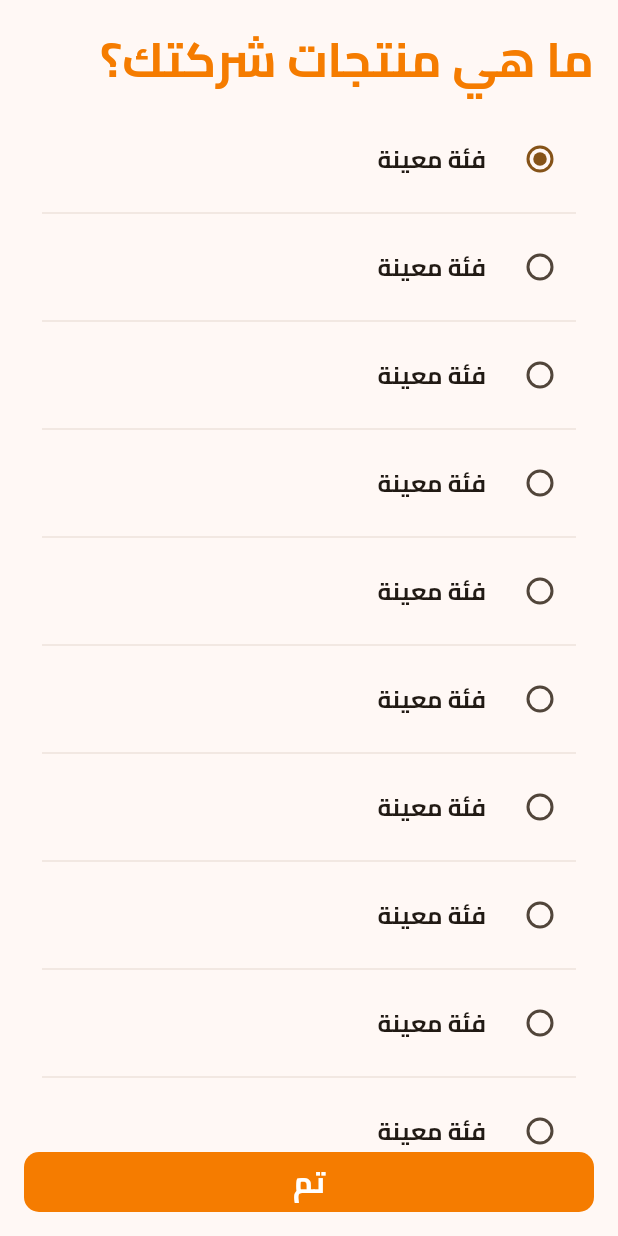
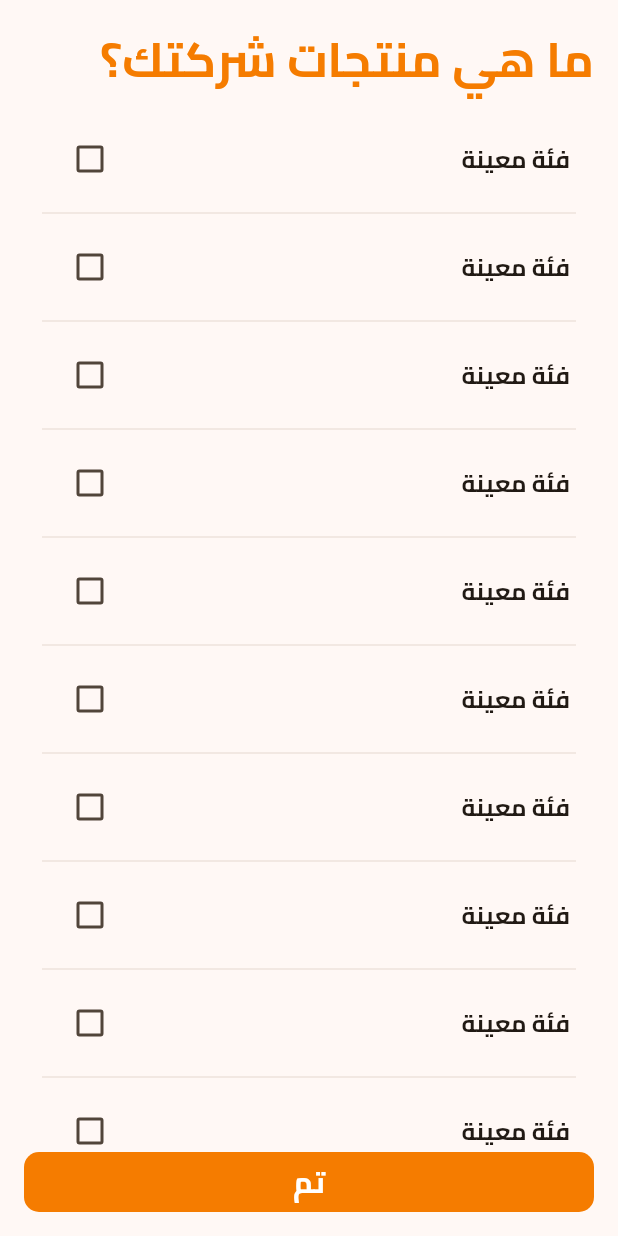
Before and after one commit to EnassKadree/VanShopAI, a Flutter app: the CompanySignupPage screen opened directly, after a tap on "إنشاء حساب", on a phone screen of 412 x 824 dp. Run offline on Flutter 3.47's test engine with Material 3 defaults, Android fonts, the phone set to English and light mode, and no system bars; our stand-ins replace iconsax.

Commit message:
quick edits

```diff
--- a/lib/View/Auth/Other/checkdistributorcategory.dart
+++ b/lib/View/Auth/Check Categories/checkcompanycategory.dart
@@ -2,13 +2,20 @@
 
 import 'package:flutter/material.dart';
 import 'package:flutter/widgets.dart';
-import 'package:vanshopai/Widgets/radioListView.dart';
+import 'package:vanshopai/Widgets/checkboxlistview.dart';
 import 'package:vanshopai/Widgets/custombutton.dart';
 
-class CheckDistributorCategory extends StatelessWidget
+class CheckCompanyCategory extends StatefulWidget
 {
-  CheckDistributorCategory({super.key});
+  const CheckCompanyCategory({super.key});
+
+  @override
+  State<CheckCompanyCategory> createState() => _CheckCompanyCategoryState();
+}
+
+class _CheckCompanyCategoryState extends State<CheckCompanyCategory> {
   int selectedValue = 0;
+
   List<String> items =
   [
     'فئة معينة',
@@ -39,10 +46,10 @@ class CheckDistributorCategory extends StatelessWidget
           crossAxisAlignment: CrossAxisAlignment.start,
           children:
           [
-            Text('ما هي فئة منتجاتك؟',
+            Text('ما هي منتجات شركتك؟',
             style: TextStyle(color: Colors.orange[700]!, fontSize: 32, fontWeight: FontWeight.bold),),
             const SizedBox(height: 16,),
-            RadioListView(items: items, selectedValue: selectedValue),
+            CheckBoxListView(items: items),
             CustomButton(text: 'تم')
           ],
         ),
--- a/lib/View/Auth/Other/checkcompanycategory.dart
+++ b/lib/View/Auth/Check Categories/checkdistributorcategory.dart
@@ -2,20 +2,13 @@
 
 import 'package:flutter/material.dart';
 import 'package:flutter/widgets.dart';
-import 'package:vanshopai/Widgets/radioListView.dart';
+import 'package:vanshopai/Widgets/checkboxlistview.dart';
 import 'package:vanshopai/Widgets/custombutton.dart';
 
-class CheckCompanyCategory extends StatefulWidget
+class CheckDistributorCategory extends StatelessWidget
 {
-  const CheckCompanyCategory({super.key});
-
-  @override
-  State<CheckCompanyCategory> createState() => _CheckCompanyCategoryState();
-}
-
-class _CheckCompanyCategoryState extends State<CheckCompanyCategory> {
+  CheckDistributorCategory({super.key});
   int selectedValue = 0;
-
   List<String> items =
   [
     'فئة معينة',
@@ -46,10 +39,10 @@ class _CheckCompanyCategoryState extends State<CheckCompanyCategory> {
           crossAxisAlignment: CrossAxisAlignment.start,
           children:
           [
-            Text('ما هي منتجات شركتك؟',
+            Text('ما هي فئة منتجاتك؟',
             style: TextStyle(color: Colors.orange[700]!, fontSize: 32, fontWeight: FontWeight.bold),),
             const SizedBox(height: 16,),
-            RadioListView(items: items, selectedValue: selectedValue),
+            CheckBoxListView(items: items),
             CustomButton(text: 'تم')
           ],
         ),
--- a/lib/View/Auth/Login/login.dart
+++ b/lib/View/Auth/Login/login.dart
@@ -2,7 +2,7 @@
 
 import 'package:flutter/material.dart';
 import 'package:vanshopai/Helper/navigators.dart';
-import 'package:vanshopai/View/Auth/Other/checkcompanycategory.dart';
+import 'package:vanshopai/View/Auth/Check%20Categories/checkcompanycategory.dart';
 import 'package:vanshopai/View/Auth/Other/usertype.dart';
 import 'package:vanshopai/Widgets/custombutton.dart';
 import 'package:vanshopai/Widgets/customtextfield.dart';
--- a/lib/View/Auth/Signup/companysingup.dart
+++ b/lib/View/Auth/Signup/companysingup.dart
@@ -3,7 +3,7 @@
 import 'package:flutter/material.dart';
 import 'package:vanshopai/Helper/navigators.dart';
 import 'package:vanshopai/View/Auth/Login/login.dart';
-import 'package:vanshopai/View/Auth/Other/checkcompanycategory.dart';
+import 'package:vanshopai/View/Auth/Check%20Categories/checkcompanycategory.dart';
 import 'package:vanshopai/Widgets/custombutton.dart';
 import 'package:vanshopai/Widgets/customdropdownbutton.dart';
 import 'package:vanshopai/Widgets/customtextfield.dart';
@@ -68,17 +68,6 @@ class CompanySignupPage extends StatelessWidget
                     (
                       children:
                       [
-                        Text('مندوبين الشركة', style: TextStyle(color: Colors.blue[900]!, fontSize: 18),),
-                        const SizedBox(width: 16,),
-                        CustomDropDownButton(values: const ['عدد مندوبين1', 'عدد مندوبين2', 'عدد مندوبين3'],selectedValue: 'عدد مندوبين1',),
-                      ],
-                    ),
-
-                    const SizedBox(height: 10,),
-                    Row
-                    (
-                      children:
-                      [
                         Text('خطة الاشتراك', style: TextStyle(color: Colors.blue[900]!, fontSize: 18),),
                         const SizedBox(width: 32,),
                         CustomDropDownButton(values: const ['خطة اشتراك1', 'خطة اشتراك2', 'خطة اشتراك3'],selectedValue: 'خطة اشتراك1',),
--- a/lib/View/Auth/Signup/distributorsignup.dart
+++ b/lib/View/Auth/Signup/distributorsignup.dart
@@ -3,7 +3,7 @@
 import 'package:flutter/material.dart';
 import 'package:vanshopai/Helper/navigators.dart';
 import 'package:vanshopai/View/Auth/Login/login.dart';
-import 'package:vanshopai/View/Auth/Other/checkdistributorcategory.dart';
+import 'package:vanshopai/View/Auth/Check%20Categories/checkdistributorcategory.dart';
 import 'package:vanshopai/Widgets/custombutton.dart';
 import 'package:vanshopai/Widgets/customdropdownbutton.dart';
 import 'package:vanshopai/Widgets/customtextfield.dart';
--- a/lib/View/Auth/Signup/representativesingup.dart
+++ b/lib/View/Auth/Signup/representativesingup.dart
@@ -3,7 +3,7 @@
 import 'package:flutter/material.dart';
 import 'package:vanshopai/Helper/navigators.dart';
 import 'package:vanshopai/View/Auth/Login/login.dart';
-import 'package:vanshopai/View/Auth/Other/checkcompanycategory.dart';
+import 'package:vanshopai/View/Auth/Check%20Categories/checkcompanycategory.dart';
 import 'package:vanshopai/Widgets/custombutton.dart';
 import 'package:vanshopai/Widgets/customdropdownbutton.dart';
 import 'package:vanshopai/Widgets/customtextfield.dart';
--- a/lib/View/Auth/Signup/storesingup.dart
+++ b/lib/View/Auth/Signup/storesingup.dart
@@ -3,7 +3,7 @@
 import 'package:flutter/material.dart';
 import 'package:vanshopai/Helper/navigators.dart';
 import 'package:vanshopai/View/Auth/Login/login.dart';
-import 'package:vanshopai/View/Auth/Other/checkstorecategories.dart';
+import 'package:vanshopai/View/Auth/Check%20Categories/checkstorecategories.dart';
 import 'package:vanshopai/Widgets/custombutton.dart';
 import 'package:vanshopai/Widgets/customdropdownbutton.dart';
 import 'package:vanshopai/Widgets/customtextfield.dart';
--- a/lib/Widgets/signupheader.dart
+++ b/lib/Widgets/signupheader.dart
@@ -1,5 +1,6 @@
 
 import 'package:flutter/material.dart';
+import 'package:flutter/widgets.dart';
 import 'package:vanshopai/Visuals/clipper.dart';
 import 'package:vanshopai/constants.dart';
 
@@ -21,17 +22,29 @@ class SignupHeader extends StatelessWidget {
           children:
           [
             const SizedBox(height: 24,),
-            Image.asset(image1,height: 100,),
-            Row(
+            Container
+            (
+              decoration: const BoxDecoration
+              (
+                shape: BoxShape.circle,
+                color: Colors.white,
+                boxShadow: [BoxShadow(color: Colors.black54, blurRadius: 1)]
+              ),
+              child: Image.asset(logo,height: 120,)
+            ),
+            const Row(
               mainAxisAlignment: MainAxisAlignment.center,
               children:
               [
                 Text(
                   'VanShopAI',
-                  style: TextStyle(
-                      color: Colors.blue[900]!,
-                      fontWeight: FontWeight.bold,
-                      fontSize: 30),
+                  style: TextStyle
+                  (
+                    color: Colors.white,
+                    fontWeight: FontWeight.bold,
+                    fontSize: 30,
+                    shadows: [Shadow(color: Colors.black54,blurRadius: 1)]
+                  ),
                 ),
               ],
             ),
--- a/lib/constants.dart
+++ b/lib/constants.dart
@@ -3,5 +3,6 @@
 import 'package:flutter/material.dart';
 
 const image1 = 'Assets/Images/1.png';
-const image2 = 'Assets/Images/2.png';
+const logo = 'Assets/Images/logo.png';
+
 List<Color> gradientColors = [Colors.orange[300]!, Colors.orange[600]!, Colors.orange[700]!, Colors.orange[900]!];
--- a/lib/main.dart
+++ b/lib/main.dart
@@ -24,7 +24,8 @@
             useMaterial3: true,
           ),
           localizationsDelegates:
-          const [
+          const
+          [
             GlobalMaterialLocalizations.delegate,
             GlobalWidgetsLocalizations.delegate,
             GlobalCupertinoLocalizations.delegate,
--- a/pubspec.yaml
+++ b/pubspec.yaml
@@ -50,8 +50,7 @@ flutter:
   uses-material-design: true
   # To add assets to your application, add an assets section, like this:
   assets:
-    - Assets/Images/1.png
-    - Assets/Images/2.png
+    - Assets/Images/
   #   - images/a_dot_ham.jpeg
   # An image asset can refer to one or more resolution-specific "variants", see
   # https://flutter.dev/assets-and-images/#resolution-aware
```
Also changed, not shown: Assets/Images/logo.png (added), lib/View/Auth/Check Categories/checkstorecategories.dart (renamed from lib/View/Auth/Other/checkstorecategories.dart).
